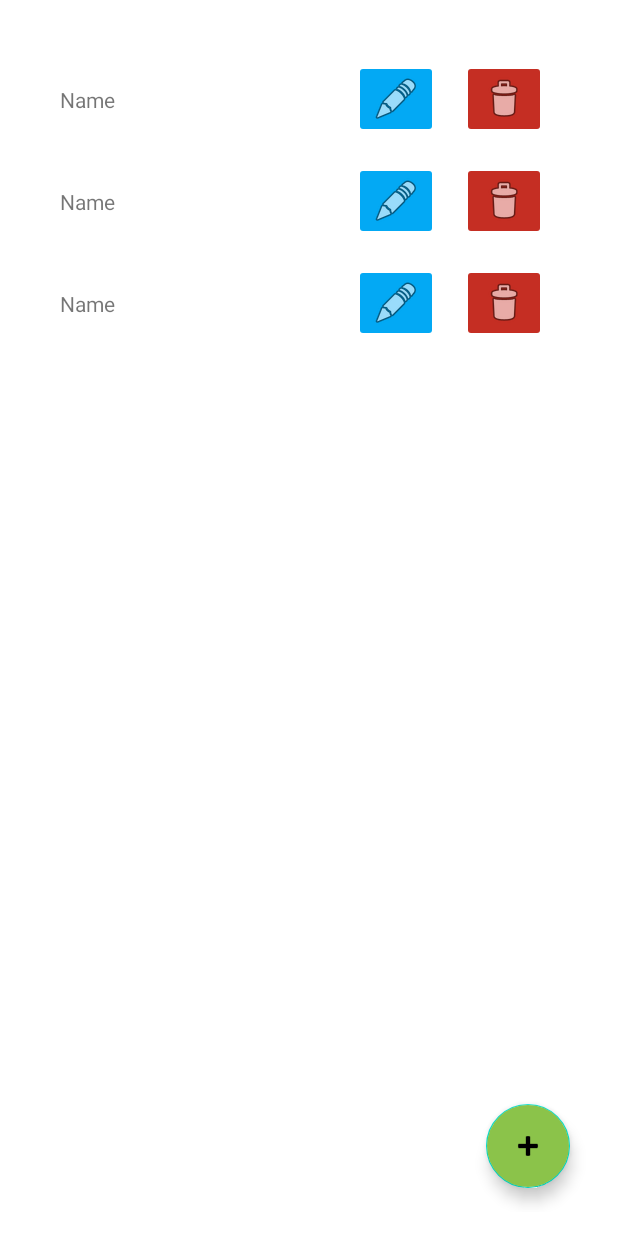
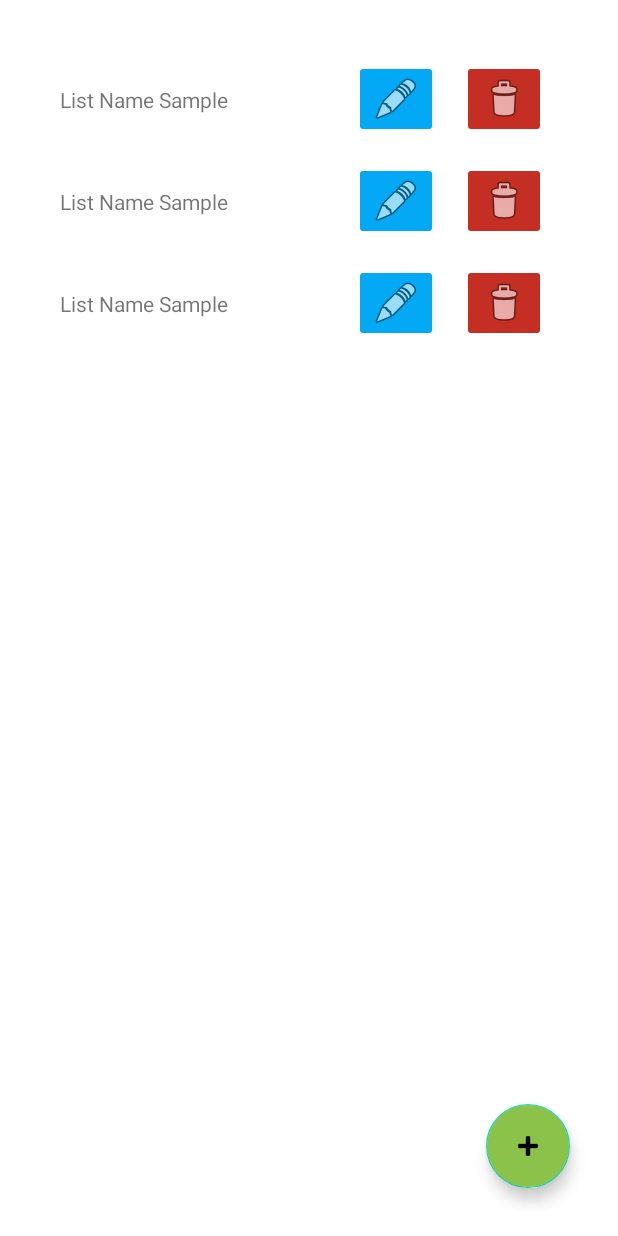
Before and after one commit to Kadeathdeluz/ListApp, an Android app: the layout activity_main.xml on its own in the app's theme, with its tools: preview values and no code run, on a phone screen of 412 x 824 dp. Run offline under Robolectric (Android 15) with nearby library versions, the phone set to English and light mode, and no system bars.

Commit message:
- item_view.xml -> id added for LinearLayout

```diff
--- a/app/src/main/res/layout/item_view.xml
+++ b/app/src/main/res/layout/item_view.xml
@@ -12,11 +12,13 @@
         android:layout_width="wrap_content"
         android:layout_height="wrap_content"
         app:layout_constraintBottom_toBottomOf="parent"
+        app:layout_constraintRight_toLeftOf="@id/linearlayout_buttons"
         app:layout_constraintStart_toStartOf="parent"
         app:layout_constraintTop_toTopOf="parent"
-        tools:text="Name" />
+        tools:text="List Name Sample" />
 
     <LinearLayout
+        android:id="@+id/linearlayout_buttons"
         android:layout_width="wrap_content"
         android:layout_height="wrap_content"
         app:layout_constraintBottom_toBottomOf="parent"
```
